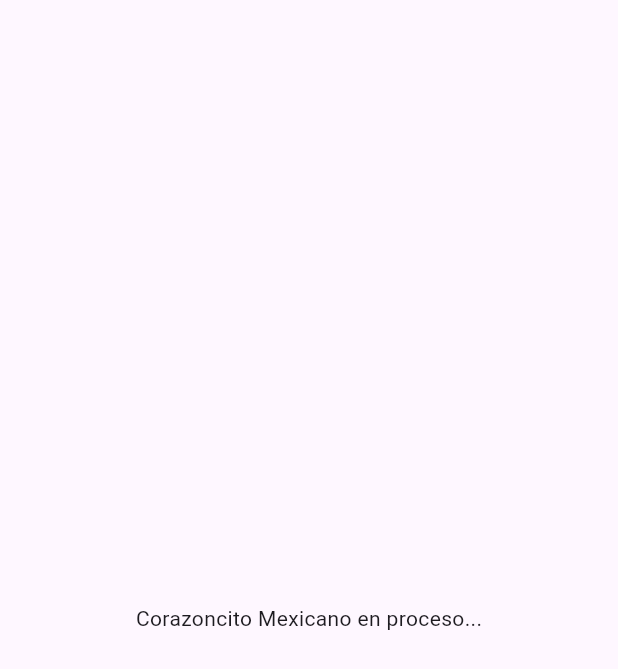
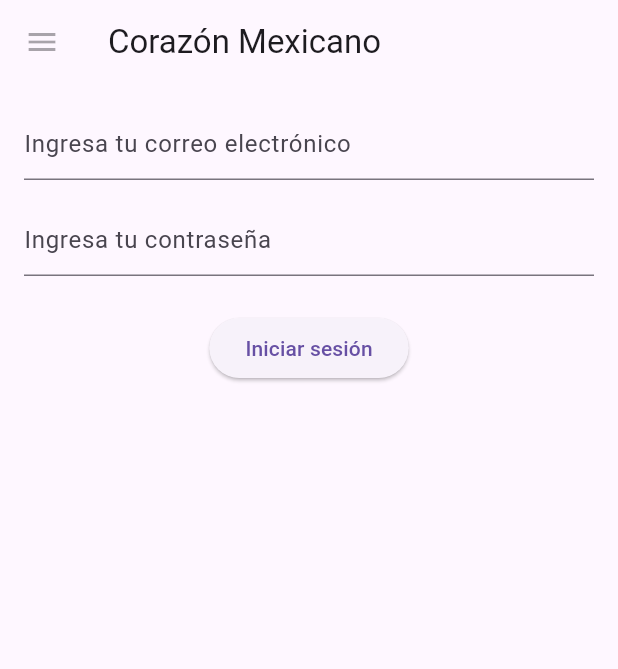
Before and after one commit to HenryGiovanniSanchezSolis/corazoncitoMexicano-test1, a Flutter app: the screen it shows after launch, on a phone screen of 412 x 824 dp. Shown: the top 669 px of the screen. Run offline on Flutter 3.47's test engine with Material 3 defaults, Android fonts, the phone set to English and light mode, and no system bars; our stand-ins replace firebase_core, logger; accounts and stored records are empty.

Commit message:
Add input email and password

```diff
--- /dev/null
+++ b/lib/login_screen.dart
@@ -0,0 +1,75 @@
+import 'package:flutter/material.dart';
+
+// Crea un GlobalKey para el Form
+final _formKey = GlobalKey<FormState>();
+
+Widget loginScreen() {
+  return Scaffold(
+    appBar: AppBar(
+      leading: const IconButton(
+        onPressed: null,
+        icon: Icon(Icons.menu),
+        tooltip: 'Menú',
+      ),
+      title: const Text('Corazón Mexicano'),
+    ),
+    body: Padding(
+      padding: const EdgeInsets.all(16.0), // Añade padding alrededor del formulario
+      child: Form(
+        key: _formKey, // Asocia el GlobalKey con el formulario
+        child: Column(
+          crossAxisAlignment: CrossAxisAlignment.center, // Centra los hijos horizontalmente
+          children: <Widget>[
+            // Primer campo de texto: Correo electrónico
+            TextFormField(
+              decoration: const InputDecoration(
+                hintText: 'Ingresa tu correo electrónico',
+              ),
+              validator: (String? value) {
+                if (value == null || value.isEmpty) {
+                  return 'No puede estar vacío';
+                }
+                // Regex para validar el correo electrónico
+                final RegExp emailRegex = RegExp(
+                  r'^[a-zA-Z0-9._%-]+@[a-zA-Z0-9.-]+\.[a-zA-Z]{2,4}$'
+                );
+                if (!emailRegex.hasMatch(value)) {
+                  return 'Ingresa un correo electrónico válido';
+                }
+                return null;
+              },
+            ),
+            const SizedBox(height: 16.0), // Añade espacio entre los inputs
+            // Segundo campo de texto: Contraseña
+            TextFormField(
+              decoration: const InputDecoration(
+                hintText: 'Ingresa tu contraseña',
+              ),
+              obscureText: true, // Hace que el texto se muestre como puntos para proteger la contraseña
+              validator: (String? value) {
+                if (value == null || value.isEmpty) {
+                  return 'No puede estar vacío';
+                }
+
+                return null;
+              },
+            ),
+            const SizedBox(height: 24.0), // Añade espacio antes del botón
+            ElevatedButton(
+              onPressed: () {
+                // Valida el formulario cuando se presiona el botón
+                if (_formKey.currentState!.validate()) {
+                  // Si el formulario es válido, procesa los datos
+                  ScaffoldMessenger.of(_formKey.currentContext!).showSnackBar(
+                    const SnackBar(content: Text('Iniciando sesión')),
+                  );
+                }
+              },
+              child: const Text('Iniciar sesión'),
+            ),
+          ],
+        ),
+      ),
+    ),
+  );
+}
--- a/lib/main.dart
+++ b/lib/main.dart
@@ -1,6 +1,10 @@
 import 'package:flutter/material.dart';
+import 'package:flutter_application_2/login_screen.dart';
+import 'package:logger/logger.dart';
+var logger = Logger();
 
 void main() {
+  logger.i("Iniciando Aplicación");
   runApp(const MainApp());
 }
 
@@ -9,12 +13,16 @@ class MainApp extends StatelessWidget {
 
   @override
   Widget build(BuildContext context) {
-    return const MaterialApp(
-      home: Scaffold(
+    //logger.d("Estamos en el Widget");
+    return MaterialApp(
+      title: "Corazón Mexicano",
+      home: loginScreen()
+      /*home: Scaffold(
         body: Center(
           child: Text('Corazoncito Mexicano en proceso...'),
         ),
-      ),
+
+      ),*/
     );
   }
 }
--- a/pubspec.yaml
+++ b/pubspec.yaml
@@ -10,6 +10,8 @@ dependencies:
   flutter:
     sdk: flutter
   firebase_core: ^3.4.0
+  logger: ^2.4.0
+  firebase_auth: ^5.2.0
 
 dev_dependencies:
   flutter_test:
```
Also changed, not shown: pubspec.lock, 3 other files.
